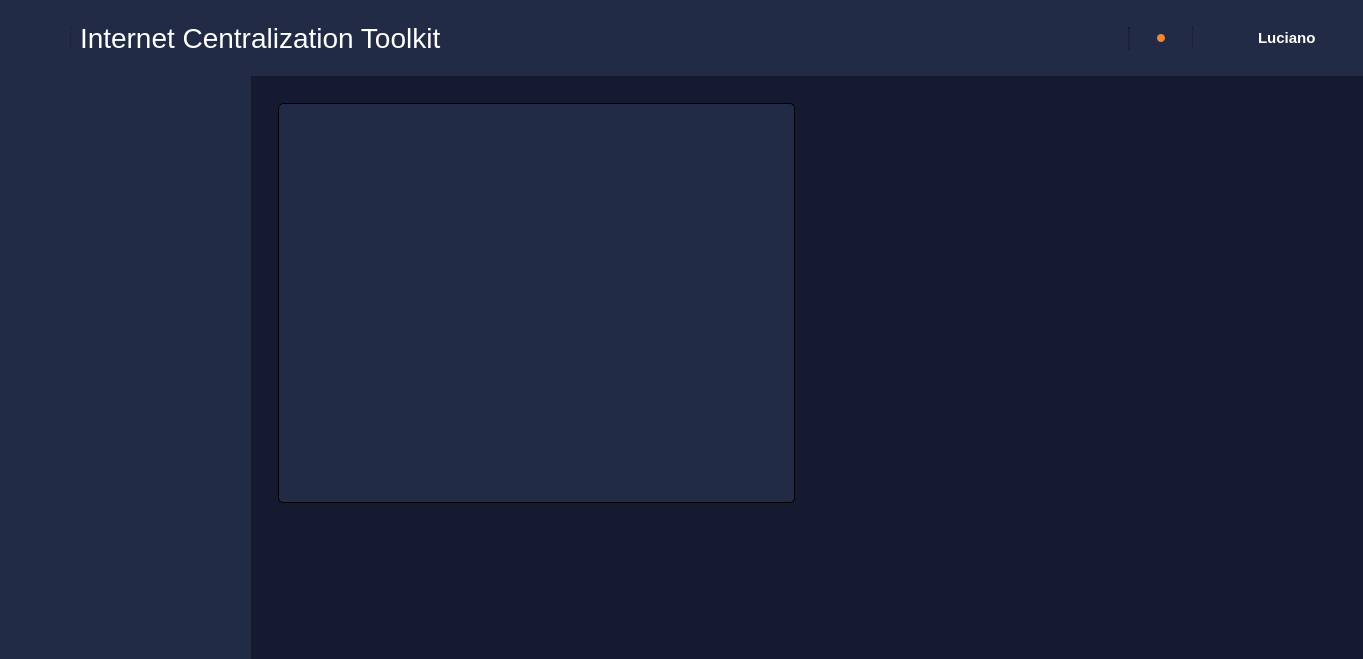
Above: gui/main.ui from zembruzkill/DNSTracker-Modern-Interface-PySide6-PyQt6 before the change. Below: the same form after it.
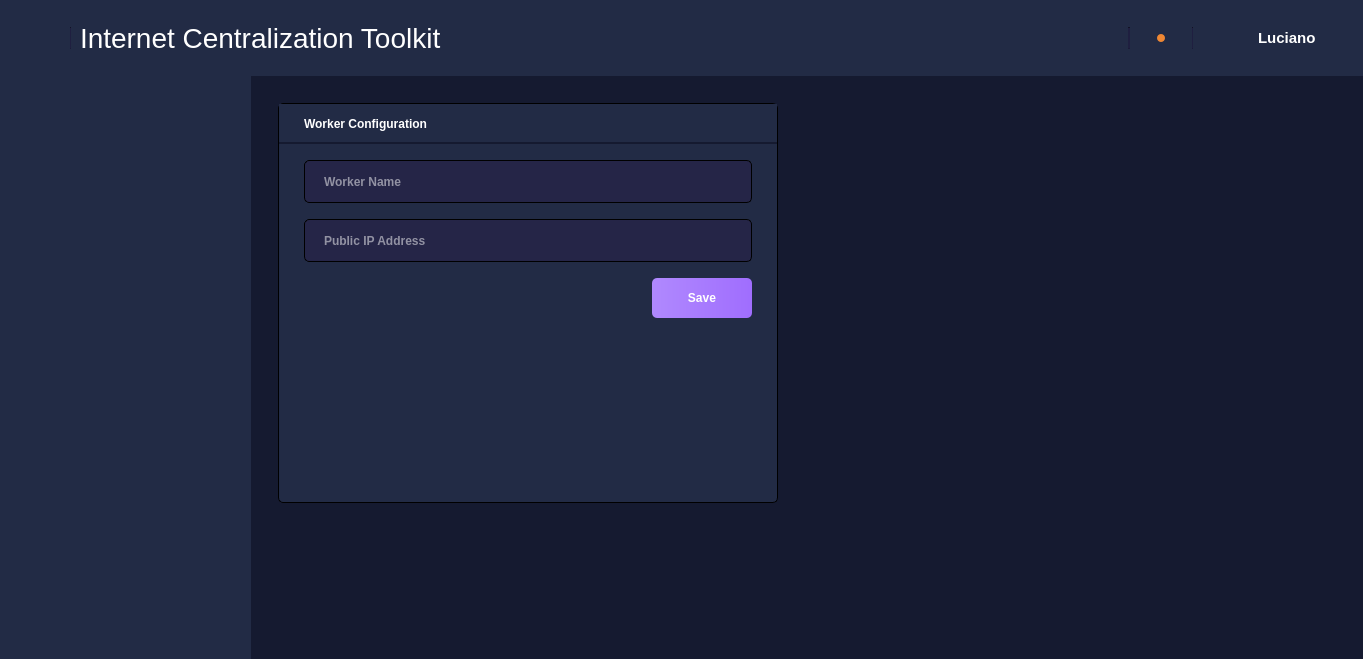
That is the form after the change. The open tabs and pages were chosen to show the change. Icons and pictures are not drawn.

```diff
--- a/gui/main.ui
+++ b/gui/main.ui
@@ -85,6 +85,48 @@
 	border-radius: 5px;
 }
 
+#settings_page
+
+QFrame#frame_name{
+	background-color: rgb(34, 43, 69);
+	border-bottom: 2px solid rgb(21, 26, 48);
+}
+
+QLabel#card_name{
+	font-weight: bold;
+}
+
+QLineEdit{
+	background-color: #252547;
+	min-height: 41px;
+	border-radius: 5px;
+	border: 1px solid black;
+	padding-left: 17px;
+	color: white;
+	font-weight: bold;
+}
+
+QLineEdit::focus{
+	border: 1px solid #A16EFF;
+}
+
+QLineEdit::hover{
+	background-color: #1B1B38;
+	border: 1px solid #A16EFF;
+}
+
+QPushButton#save_button{
+	font-weight: bold;
+	background-color: qlineargradient(spread:pad, x1:0, y1:0, x2:1, y2:0, stop:0 rgba(176, 137, 254, 255), stop:0.98 rgba(160, 110, 254, 255));
+	border-radius: 5px;
+}
+
+QPushButton#save_button::hover{
+	background-color: qlineargradient(spread:pad, x1:0, y1:0, x2:1, y2:0, stop:0 #D3BEFE, stop:0.98 #B18AFE);
+}
+
+
+
 
 
 
@@ -479,12 +521,135 @@
                      <height>400</height>
                     </size>
                    </property>
+                   <property name="maximumSize">
+                    <size>
+                     <width>500</width>
+                     <height>16777215</height>
+                    </size>
+                   </property>
                    <property name="frameShape">
                     <enum>QFrame::NoFrame</enum>
                    </property>
                    <property name="frameShadow">
                     <enum>QFrame::Raised</enum>
                    </property>
+                   <layout class="QVBoxLayout" name="verticalLayout_2">
+                    <property name="spacing">
+                     <number>0</number>
+                    </property>
+                    <property name="leftMargin">
+                     <number>0</number>
+                    </property>
+                    <property name="topMargin">
+                     <number>0</number>
+                    </property>
+                    <property name="rightMargin">
+                     <number>0</number>
+                    </property>
+                    <property name="bottomMargin">
+                     <number>0</number>
+                    </property>
+                    <item>
+                     <widget class="QFrame" name="frame_name">
+                      <property name="maximumSize">
+                       <size>
+                        <width>16777215</width>
+                        <height>40</height>
+                       </size>
+                      </property>
+                      <property name="frameShape">
+                       <enum>QFrame::NoFrame</enum>
+                      </property>
+                      <property name="frameShadow">
+                       <enum>QFrame::Raised</enum>
+                      </property>
+                      <layout class="QHBoxLayout" name="horizontalLayout_3">
+                       <property name="leftMargin">
+                        <number>25</number>
+                       </property>
+                       <property name="rightMargin">
+                        <number>25</number>
+                       </property>
+                       <item>
+                        <widget class="QLabel" name="card_name">
+                         <property name="text">
+                          <string>Worker Configuration</string>
+                         </property>
+                        </widget>
+                       </item>
+                      </layout>
+                     </widget>
+                    </item>
+                    <item alignment="Qt::AlignTop">
+                     <widget class="QFrame" name="frame_form">
+                      <property name="frameShape">
+                       <enum>QFrame::NoFrame</enum>
+                      </property>
+                      <property name="frameShadow">
+                       <enum>QFrame::Raised</enum>
+                      </property>
+                      <layout class="QVBoxLayout" name="verticalLayout_3">
+                       <property name="spacing">
+                        <number>16</number>
+                       </property>
+                       <property name="leftMargin">
+                        <number>25</number>
+                       </property>
+                       <property name="topMargin">
+                        <number>16</number>
+                       </property>
+                       <property name="rightMargin">
+                        <number>25</number>
+                       </property>
+                       <property name="bottomMargin">
+                        <number>16</number>
+                       </property>
+                       <item>
+                        <widget class="QLineEdit" name="worker_name">
+                         <property name="text">
+                          <string/>
+                         </property>
+                         <property name="placeholderText">
+                          <string>Worker Name</string>
+                         </property>
+                        </widget>
+                       </item>
+                       <item>
+                        <widget class="QLineEdit" name="public_ipaddress">
+                         <property name="enabled">
+                          <bool>false</bool>
+                         </property>
+                         <property name="text">
+                          <string/>
+                         </property>
+                         <property name="placeholderText">
+                          <string>Public IP Address</string>
+                         </property>
+                        </widget>
+                       </item>
+                       <item alignment="Qt::AlignRight">
+                        <widget class="QPushButton" name="save_button">
+                         <property name="minimumSize">
+                          <size>
+                           <width>100</width>
+                           <height>40</height>
+                          </size>
+                         </property>
+                         <property name="maximumSize">
+                          <size>
+                           <width>100</width>
+                           <height>16777215</height>
+                          </size>
+                         </property>
+                         <property name="text">
+                          <string>Save</string>
+                         </property>
+                        </widget>
+                       </item>
+                      </layout>
+                     </widget>
+                    </item>
+                   </layout>
                   </widget>
                  </item>
                  <item>
```
Left out of the diff: 2 changed lines with no effect on the pictures.
